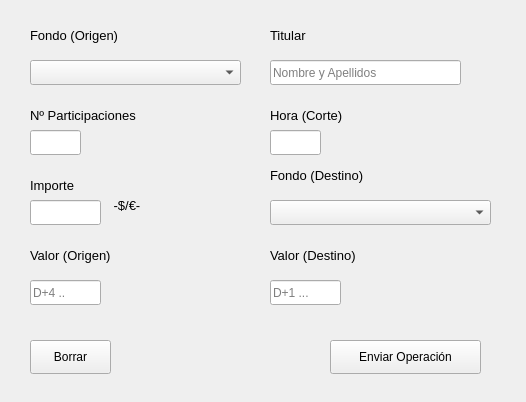
This is src/GUI/TraspasosView.ui in jesusramondovale/IngenicaSTS as Qt 5 draws it before an edit. The edited form follows.
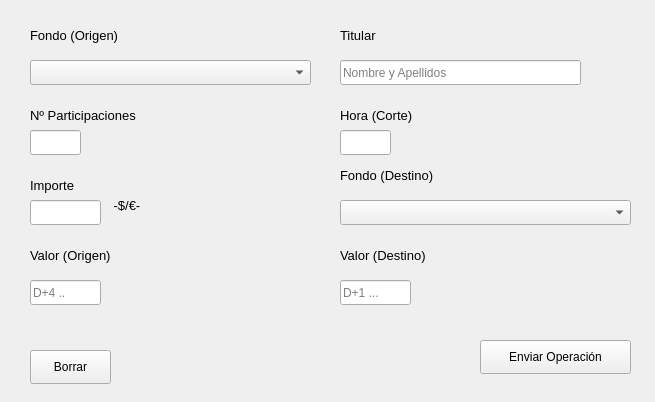
This is the edited form.

```diff
--- a/src/GUI/TraspasosView.ui
+++ b/src/GUI/TraspasosView.ui
@@ -6,7 +6,7 @@
    <rect>
     <x>0</x>
     <y>0</y>
-    <width>526</width>
+    <width>655</width>
     <height>402</height>
    </rect>
   </property>
@@ -17,7 +17,7 @@
    <widget class="QLabel" name="labelOrigen_7">
     <property name="geometry">
      <rect>
-      <x>270</x>
+      <x>340</x>
       <y>240</y>
       <width>141</width>
       <height>31</height>
@@ -38,9 +38,9 @@
     </property>
     <property name="geometry">
      <rect>
-      <x>270</x>
+      <x>340</x>
       <y>200</y>
-      <width>221</width>
+      <width>291</width>
       <height>25</height>
      </rect>
     </property>
@@ -48,7 +48,7 @@
    <widget class="QLabel" name="labelOrigen_2">
     <property name="geometry">
      <rect>
-      <x>270</x>
+      <x>340</x>
       <y>20</y>
       <width>121</width>
       <height>31</height>
@@ -143,7 +143,7 @@
    <widget class="QLabel" name="labelOrigen_8">
     <property name="geometry">
      <rect>
-      <x>270</x>
+      <x>340</x>
       <y>100</y>
       <width>171</width>
       <height>31</height>
@@ -174,7 +174,7 @@
     </property>
     <property name="geometry">
      <rect>
-      <x>270</x>
+      <x>340</x>
       <y>280</y>
       <width>71</width>
       <height>25</height>
@@ -189,7 +189,7 @@
      <rect>
       <x>30</x>
       <y>60</y>
-      <width>211</width>
+      <width>281</width>
       <height>25</height>
      </rect>
     </property>
@@ -198,7 +198,7 @@
     <property name="geometry">
      <rect>
       <x>30</x>
-      <y>340</y>
+      <y>350</y>
       <width>81</width>
       <height>34</height>
      </rect>
@@ -210,7 +210,7 @@
    <widget class="QLabel" name="labelDestino">
     <property name="geometry">
      <rect>
-      <x>270</x>
+      <x>340</x>
       <y>160</y>
       <width>171</width>
       <height>31</height>
@@ -246,9 +246,9 @@
    <widget class="QLineEdit" name="tfTitular">
     <property name="geometry">
      <rect>
-      <x>270</x>
+      <x>340</x>
       <y>60</y>
-      <width>191</width>
+      <width>241</width>
       <height>25</height>
      </rect>
     </property>
@@ -277,7 +277,7 @@
    <widget class="QPushButton" name="buttonEnviar">
     <property name="geometry">
      <rect>
-      <x>330</x>
+      <x>480</x>
       <y>340</y>
       <width>151</width>
       <height>34</height>
@@ -290,7 +290,7 @@
    <widget class="QLineEdit" name="tfHoraCorte">
     <property name="geometry">
      <rect>
-      <x>270</x>
+      <x>340</x>
       <y>130</y>
       <width>51</width>
       <height>25</height>
```
